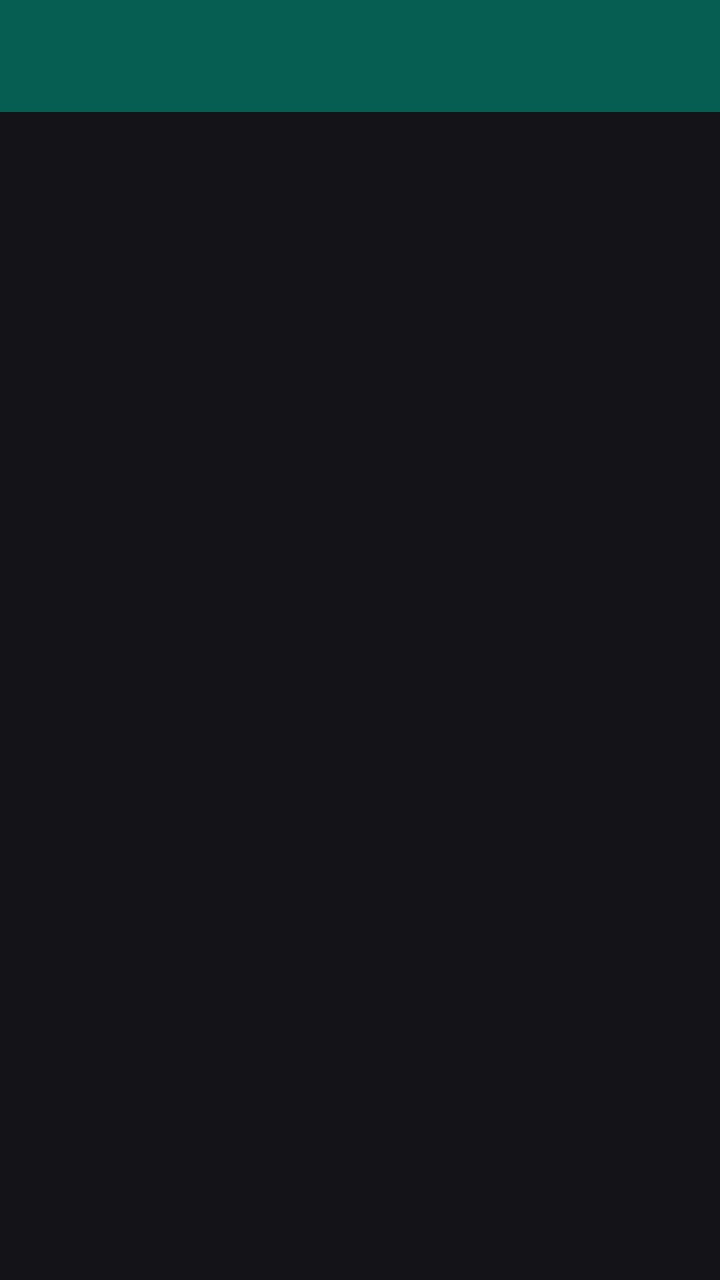
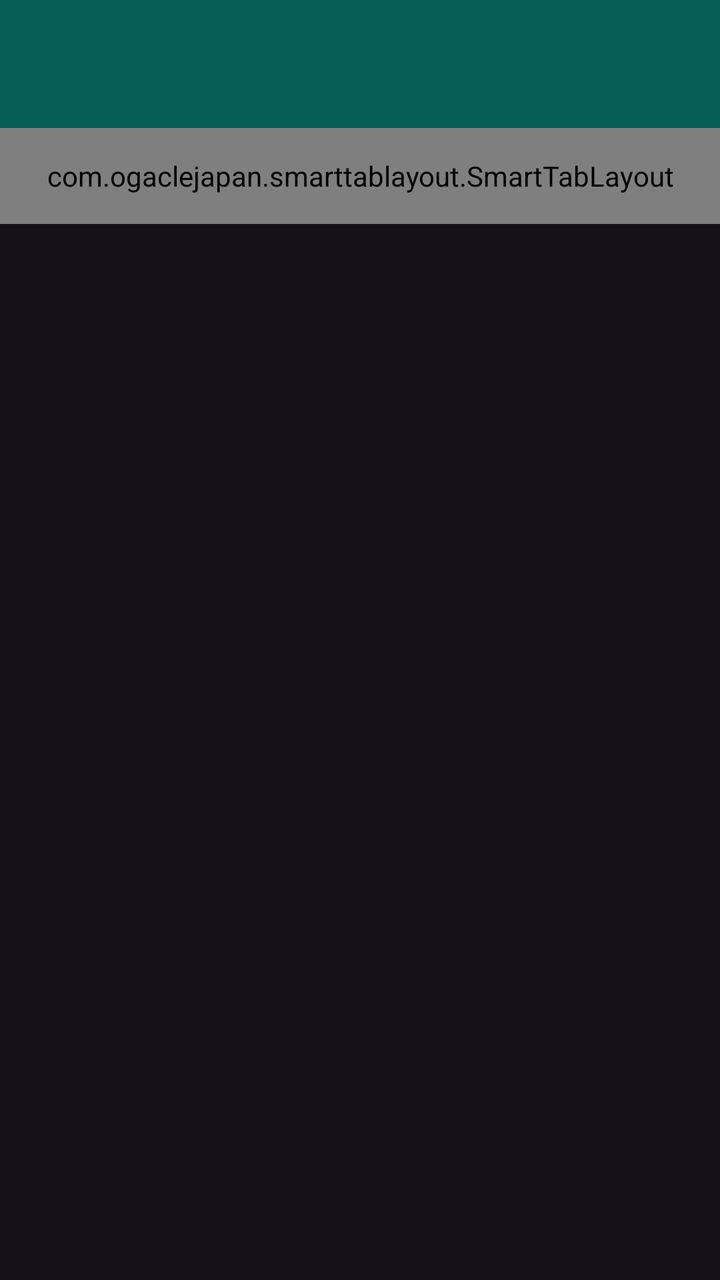

Screens rendered from an Android XML layout before and after an edit, with the pre-edit source and the edit as a unified diff.
<!-- AndroidManifest.xml: application theme Theme.WhatsApp -->
<!-- res/layout/activity_main.xml -->
<?xml version="1.0" encoding="utf-8"?>
<LinearLayout xmlns:android="http://schemas.android.com/apk/res/android"
    xmlns:app="http://schemas.android.com/apk/res-auto"
    xmlns:tools="http://schemas.android.com/tools"
    android:id="@+id/main"
    android:layout_width="match_parent"
    android:layout_height="wrap_content"
    android:orientation="vertical"
    tools:context=".activity.MainActivity">


    <include layout="@layout/toolbar" />


    <com.ogaclejapan.smarttablayout.SmartTabLayout
        android:id="@+id/viewPagerTab"
        android:layout_width="match_parent"
        android:layout_height="48dp"
        app:stl_clickable="true"
        app:stl_defaultTabBackground="?attr/selectableItemBackground"
        app:stl_defaultTabTextAllCaps="true"
        app:stl_defaultTabTextColor="#FC000000"
        app:stl_defaultTabTextHorizontalPadding="16dp"
        app:stl_defaultTabTextMinWidth="0dp"
        app:stl_defaultTabTextSize="12sp"
        app:stl_distributeEvenly="false"
        app:stl_dividerColor="#4D000000"
        app:stl_dividerThickness="1dp"
        app:stl_drawDecorationAfterTab="false"
        app:stl_indicatorAlwaysInCenter="false"
        app:stl_indicatorColor="#40C4FF"
        app:stl_indicatorCornerRadius="2dp"
        app:stl_indicatorGravity="bottom"
        app:stl_indicatorInFront="false"
        app:stl_indicatorInterpolation="smart"
        app:stl_indicatorThickness="4dp"
        app:stl_indicatorWidth="auto"
        app:stl_indicatorWithoutPadding="false"
        app:stl_overlineColor="#4D000000"
        app:stl_overlineThickness="0dp"
        app:stl_titleOffset="24dp"
        app:stl_underlineColor="#4D000000"
        app:stl_underlineThickness="1dp" />

    <androidx.viewpager.widget.ViewPager
        android:id="@+id/viewpager"
        android:layout_width="match_parent"
        android:layout_height="match_parent"
        android:layout_below="@id/viewPagerTab" />


</LinearLayout>
<!-- res/layout/toolbar.xml (included above) -->
<?xml version="1.0" encoding="utf-8"?>
<FrameLayout xmlns:android="http://schemas.android.com/apk/res/android"
    android:layout_width="match_parent"
    android:layout_height="match_parent">


    <androidx.appcompat.widget.Toolbar
        android:id="@+id/toolbarPrincipal"
        android:layout_width="match_parent"
        android:layout_height="wrap_content"
        android:background="@color/colorPrimary"
        android:theme="@style/Toolbar" />

</FrameLayout>
<!-- resources referenced by this layout -->
<resources>
  <color name="colorPrimary">#075e54</color>
  <style name="Toolbar" parent="Theme.AppCompat.NoActionBar">
  
      </style>
  <style name="Theme.WhatsApp" parent="Base.Theme.WhatsApp" />
  <style name="Base.Theme.WhatsApp" parent="Theme.Material3.Dark.NoActionBar">
          
          
  
          <item name="colorPrimary">@color/colorPrimary</item>
          <item name="colorPrimaryDark">@color/colorPrimaryDark</item>
          <item name="colorAccent">@color/colorAccent</item>
  
  
      </style>
  <color name="colorPrimaryDark">#054d44</color>
  <color name="colorAccent">#25d366</color>
</resources>

<!-- the commit's change to res/layout/activity_main.xml (unified diff, before → after) -->
@@ -14,21 +14,21 @@
 
     <com.ogaclejapan.smarttablayout.SmartTabLayout
         android:id="@+id/viewPagerTab"
+        android:background="@color/colorPrimary"
         android:layout_width="match_parent"
         android:layout_height="48dp"
         app:stl_clickable="true"
-        app:stl_defaultTabBackground="?attr/selectableItemBackground"
         app:stl_defaultTabTextAllCaps="true"
-        app:stl_defaultTabTextColor="#FC000000"
+        app:stl_defaultTabTextColor="#FFF"
         app:stl_defaultTabTextHorizontalPadding="16dp"
         app:stl_defaultTabTextMinWidth="0dp"
         app:stl_defaultTabTextSize="12sp"
-        app:stl_distributeEvenly="false"
-        app:stl_dividerColor="#4D000000"
+        app:stl_distributeEvenly="true"
+        app:stl_dividerColor="@android:color/transparent"
         app:stl_dividerThickness="1dp"
         app:stl_drawDecorationAfterTab="false"
         app:stl_indicatorAlwaysInCenter="false"
-        app:stl_indicatorColor="#40C4FF"
+        app:stl_indicatorColor="#FFF"
         app:stl_indicatorCornerRadius="2dp"
         app:stl_indicatorGravity="bottom"
         app:stl_indicatorInFront="false"
@@ -43,7 +43,7 @@
         app:stl_underlineThickness="1dp" />
 
     <androidx.viewpager.widget.ViewPager
-        android:id="@+id/viewpager"
+        android:id="@+id/viewPager"
         android:layout_width="match_parent"
         android:layout_height="match_parent"
         android:layout_below="@id/viewPagerTab" />
@@ -54,13 +54,13 @@
 <?xml version="1.0" encoding="utf-8"?>
 <FrameLayout xmlns:android="http://schemas.android.com/apk/res/android"
     android:layout_width="match_parent"
-    android:layout_height="match_parent">
+    android:layout_height="wrap_content">
 
 
     <androidx.appcompat.widget.Toolbar
         android:id="@+id/toolbarPrincipal"
         android:layout_width="match_parent"
-        android:layout_height="wrap_content"
+        android:layout_height="?attr/actionBarSize"
         android:background="@color/colorPrimary"
         android:theme="@style/Toolbar" />
 
